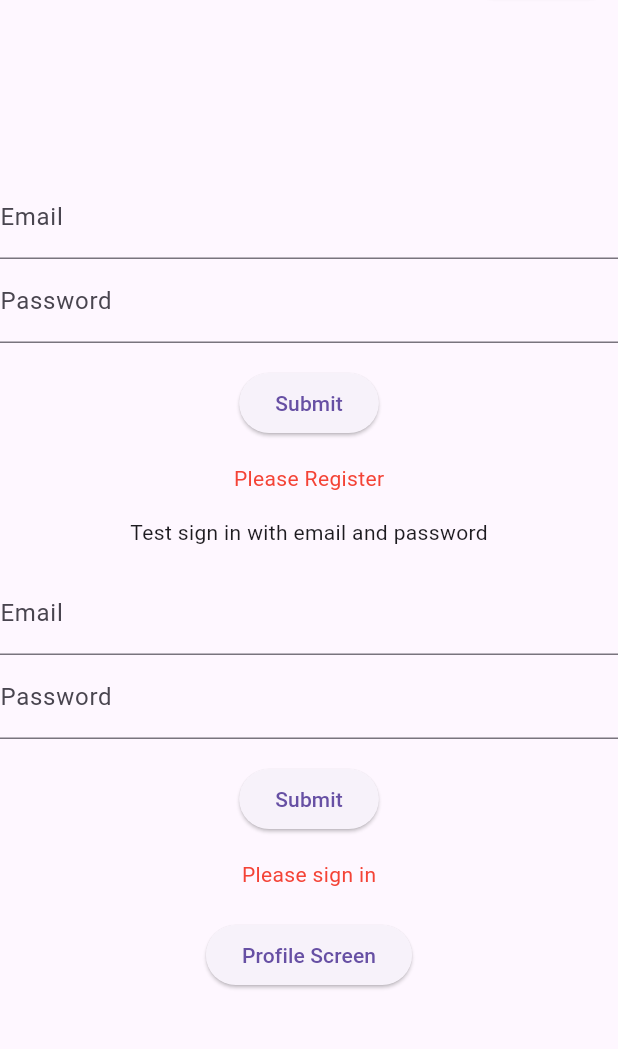
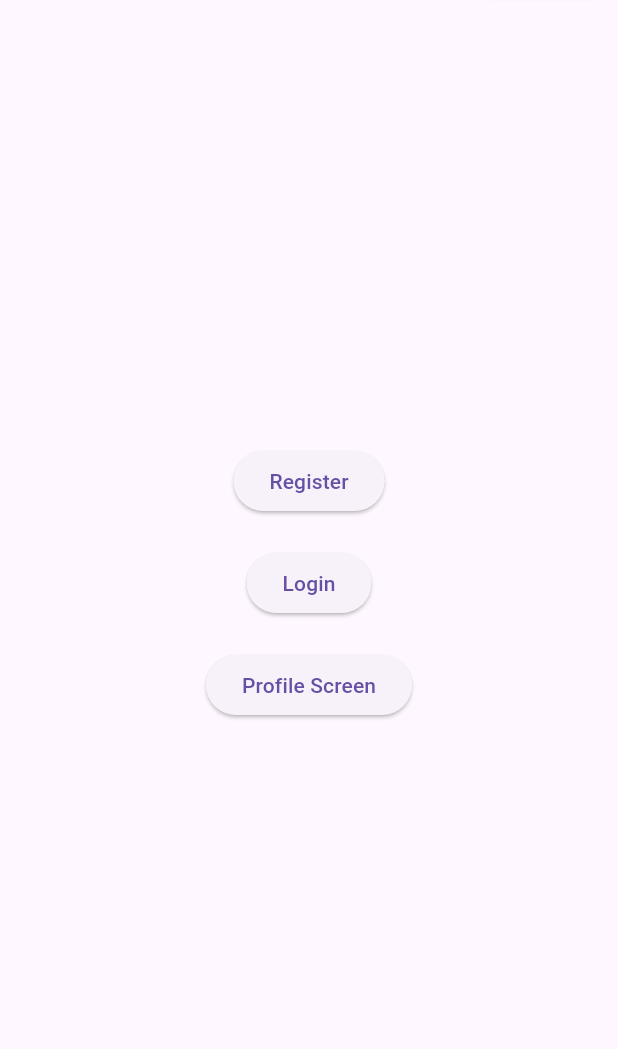
Before and after one commit to CelineSelke/mad_inclass13, a Flutter app: the screen it shows after launch, on a phone screen of 412 x 824 dp, the part 77-1126 px from its top. Run offline on Flutter 3.47's test engine with Material 3 defaults, Android fonts, the phone set to English and light mode, and no system bars; our stand-ins replace cloud_firestore, firebase_auth, firebase_core; accounts and stored records are empty.

Commit message:
auth screen added

```diff
--- a/lib/main.dart
+++ b/lib/main.dart
@@ -57,18 +57,7 @@
         ],
       ),
       body: Center(
-        child: Column(
-          mainAxisAlignment: MainAxisAlignment.center,
-          children: <Widget>[
-            RegisterEmailSection(auth: _auth),
-            EmailPasswordForm(auth: _auth),
-            SizedBox(height: 20),
-            ElevatedButton(onPressed:() => Navigator.push(
-                context,
-                MaterialPageRoute(builder: (context) => ProfileScreen(title: "Profile Screen")),
-              ), child: Text("Profile Screen"))
-          ],
-        ),
+        child: AuthenticationScreen(title: "Welcome")
       ),
     );
   }
@@ -368,3 +357,51 @@
     );
   }
 }
+
+class AuthenticationScreen extends StatefulWidget {
+  AuthenticationScreen({Key? key, required this.title}) : super(key: key);
+  final String title;
+
+  @override
+  _AuthenticationScreenState createState() => _AuthenticationScreenState();
+}
+
+
+class _AuthenticationScreenState extends State<AuthenticationScreen> {
+  final FirebaseAuth _auth = FirebaseAuth.instance;
+
+  @override
+  Widget build(BuildContext context) {
+    return Scaffold(
+      body: Center(
+        child: Column(
+          mainAxisAlignment: MainAxisAlignment.center,
+          children: <Widget>[
+            ElevatedButton(onPressed:() => Navigator.push(
+                context,
+                MaterialPageRoute(builder: (context) => Scaffold(
+                  appBar: AppBar(title: Text("Register")),
+                  body: RegisterEmailSection(auth: _auth),
+                ),
+              ),
+            ), child: Text("Register")),
+            SizedBox(height: 20),
+            ElevatedButton(onPressed:() => Navigator.push(
+                context,
+                MaterialPageRoute(builder: (context) => Scaffold(
+                  appBar: AppBar(title: Text("Login")),
+                  body: EmailPasswordForm(auth: _auth),
+                ),
+              ),
+            ), child: Text("Login")),
+            SizedBox(height: 20),
+            ElevatedButton(onPressed:() => Navigator.push(
+                context,
+                MaterialPageRoute(builder: (context) => ProfileScreen(title: "Profile Screen")),
+            ), child: Text("Profile Screen"))
+          ],
+        ),
+      ),
+    );
+  }
+}
```
